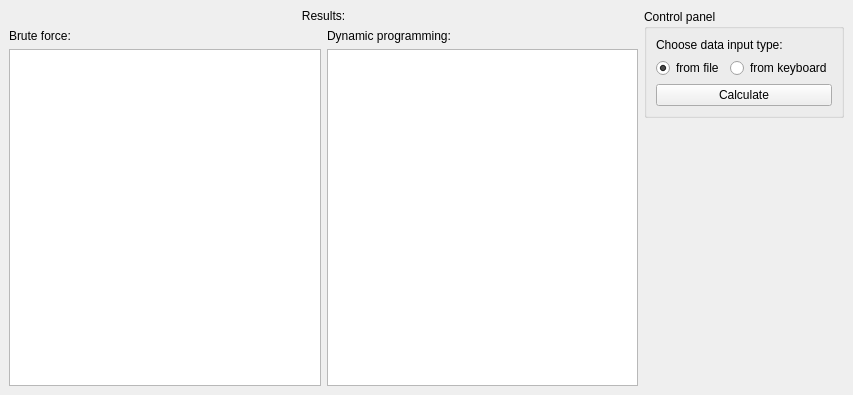
Qt form app/aplication/methods_comparison_main.ui (DoeDeer/method_comparison) before a commit.
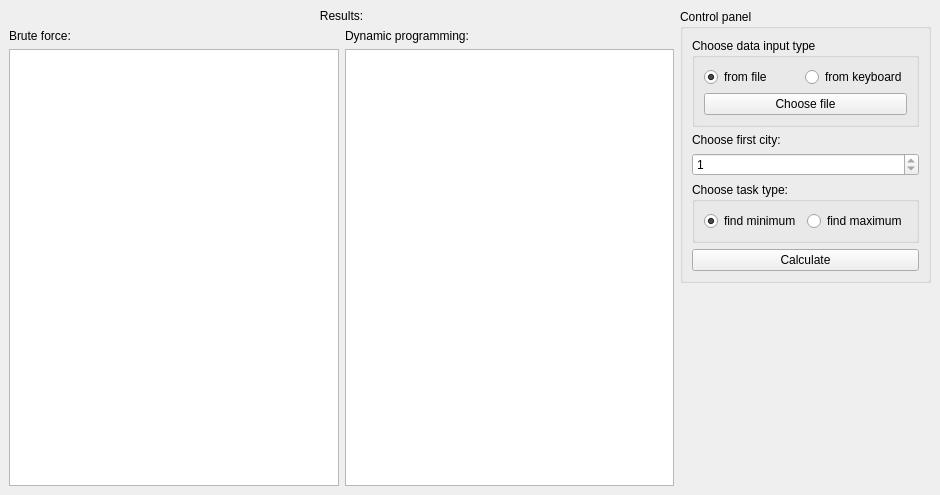
The same form after that commit.

```diff
--- a/app/aplication/methods_comparison_main.ui
+++ b/app/aplication/methods_comparison_main.ui
@@ -6,15 +6,15 @@
    <rect>
     <x>0</x>
     <y>0</y>
-    <width>853</width>
-    <height>395</height>
+    <width>940</width>
+    <height>495</height>
    </rect>
   </property>
   <property name="windowTitle">
    <string>MainWindow</string>
   </property>
   <widget class="QWidget" name="main_widget">
-   <layout class="QVBoxLayout" name="verticalLayout_3">
+   <layout class="QVBoxLayout" name="verticalLayout_5">
     <item>
      <layout class="QHBoxLayout" name="horizontalLayout_2">
       <item>
@@ -90,14 +90,11 @@
           </property>
           <layout class="QVBoxLayout" name="verticalLayout">
            <item>
-            <layout class="QVBoxLayout" name="control_bar">
-             <item>
-              <widget class="QLabel" name="input_label">
-               <property name="text">
-                <string>Choose data input type:</string>
-               </property>
-              </widget>
-             </item>
+            <widget class="QGroupBox" name="input_type_groupbox">
+             <property name="title">
+              <string>Choose data input type</string>
+             </property>
+             <layout class="QVBoxLayout" name="verticalLayout_3">
              <item>
               <layout class="QHBoxLayout" name="horizontalLayout">
                <item>
@@ -121,6 +118,68 @@
                 </widget>
                </item>
               </layout>
+              </item>
+              <item>
+               <widget class="QPushButton" name="input_button">
+                <property name="text">
+                 <string>Choose file</string>
+                </property>
+               </widget>
+              </item>
+             </layout>
+            </widget>
+           </item>
+           <item>
+            <layout class="QVBoxLayout" name="control_bar">
+             <item>
+              <widget class="QLabel" name="first_city_label">
+               <property name="text">
+                <string>Choose first city:</string>
+               </property>
+              </widget>
+             </item>
+             <item>
+              <widget class="QSpinBox" name="first_city_spin_box">
+               <property name="minimum">
+                <number>1</number>
+               </property>
+               <property name="maximum">
+                <number>1</number>
+               </property>
+              </widget>
+             </item>
+             <item>
+              <widget class="QGroupBox" name="task_type_groupbox">
+               <property name="title">
+                <string>Choose task type:</string>
+               </property>
+               <layout class="QVBoxLayout" name="verticalLayout_4">
+                <item>
+                 <layout class="QHBoxLayout" name="horizontalLayout_3">
+                  <item>
+                   <widget class="QRadioButton" name="min_type_radio">
+                    <property name="text">
+                     <string>find minimum</string>
+                    </property>
+                    <property name="checked">
+                     <bool>true</bool>
+                    </property>
+                   </widget>
+                  </item>
+                  <item>
+                   <widget class="QRadioButton" name="max_type_radio">
+                    <property name="text">
+                     <string>find maximum</string>
+                    </property>
+                    <property name="checked">
+                     <bool>false</bool>
+                    </property>
+                   </widget>
+                  </item>
+                 </layout>
+                </item>
+               </layout>
+              </widget>
              </item>
              <item>
               <widget class="QPushButton" name="pushButton">
```
Lines whose indentation alone changed are shown as unchanged.
